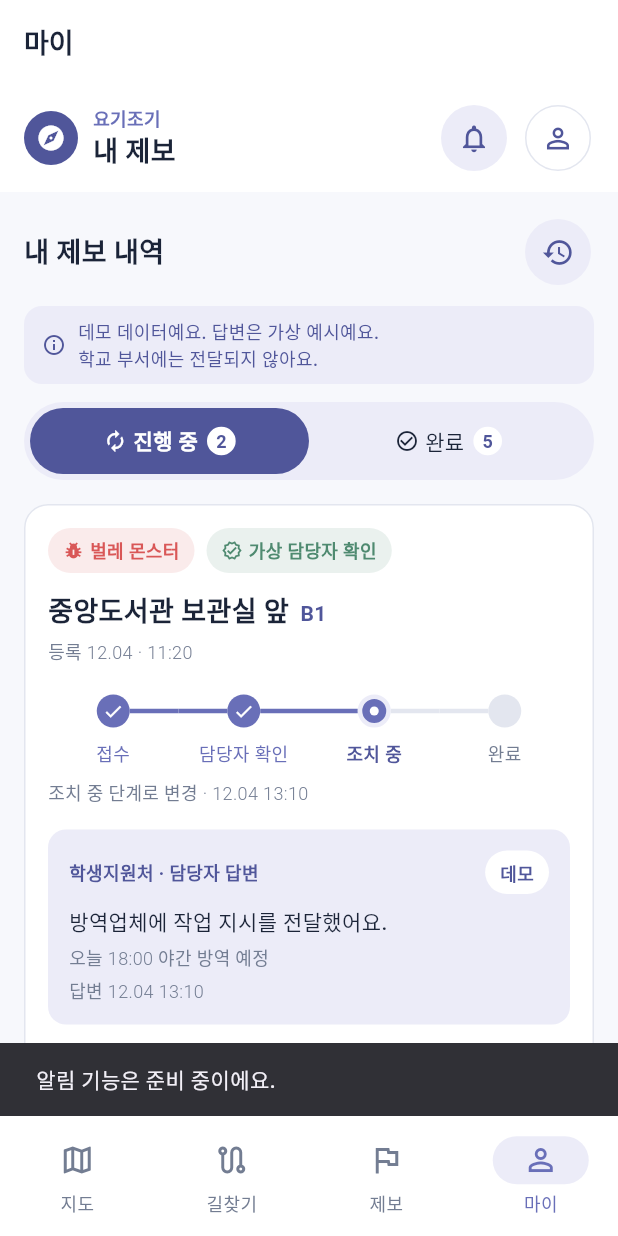
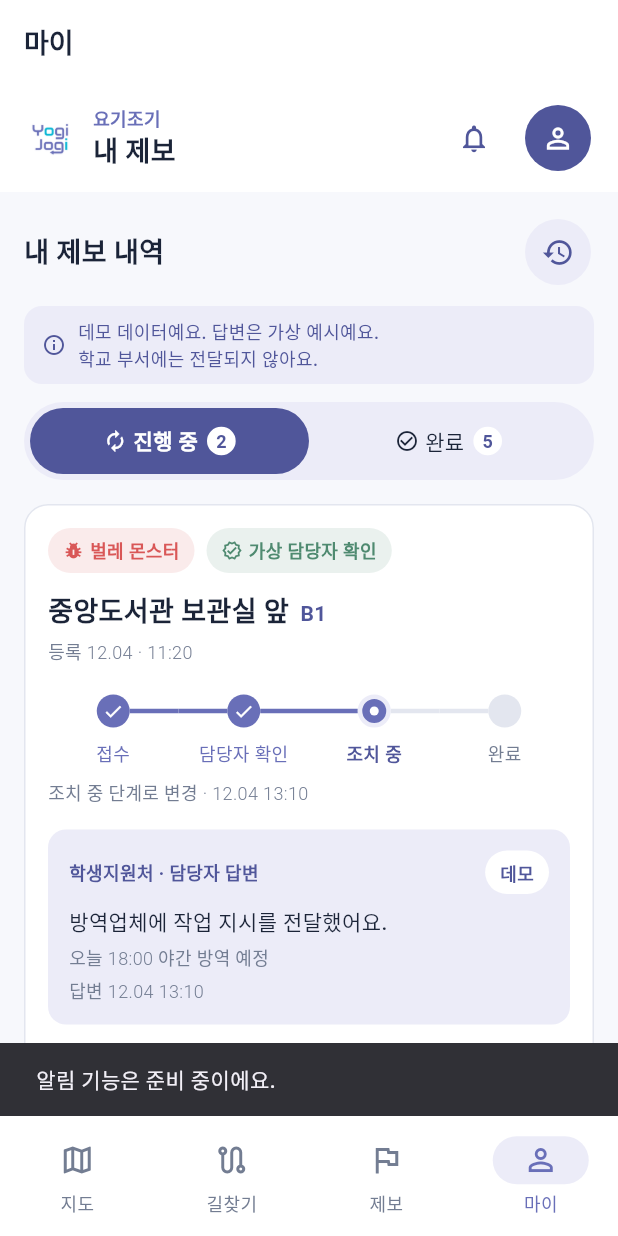
Before and after one commit to 0139702/yogijogi, a Flutter app: the screen it shows after launch, item 4 of the bottom bar chosen, after a tap on the "notifications none" icon, on a phone screen of 412 x 824 dp. Run offline on Flutter 3.47's test engine with Material 3 defaults, Android fonts, the phone set to English and light mode, and no system bars; our stand-ins replace image_picker, material_ui, shared_preferences, webview_flutter; accounts and stored records are empty; Roboto replaces fonts that are missing (Pretendard).

Commit message:
[refactor] 상단 아이콘과 앱 로고 정리

```diff
--- /dev/null
+++ b/yogijogi/lib/core/header_icon_button.dart
@@ -0,0 +1,32 @@
+import 'package:material_ui/material_ui.dart';
+
+import 'app_colors.dart';
+
+class HeaderIconButton extends StatelessWidget {
+  const HeaderIconButton.notifications({super.key, required this.onPressed})
+    : _profile = false;
+
+  const HeaderIconButton.profile({super.key, required this.onPressed})
+    : _profile = true;
+
+  final VoidCallback onPressed;
+  final bool _profile;
+
+  @override
+  Widget build(BuildContext context) {
+    return IconButton(
+      tooltip: _profile ? '프로필' : '알림',
+      onPressed: onPressed,
+      style: IconButton.styleFrom(
+        foregroundColor: _profile ? AppColors.surface : AppColors.brandStrong,
+        backgroundColor: _profile ? AppColors.brandStrong : Colors.transparent,
+        fixedSize: const Size.square(44),
+        shape: const CircleBorder(),
+      ),
+      icon: Icon(
+        _profile ? Icons.person_outline : Icons.notifications_none,
+        size: 22,
+      ),
+    );
+  }
+}
--- a/yogijogi/lib/features/map/map_screen.dart
+++ b/yogijogi/lib/features/map/map_screen.dart
@@ -4,6 +4,7 @@ import 'package:material_ui/material_ui.dart';
 import 'package:shared_preferences/shared_preferences.dart';
 
 import '../../core/app_colors.dart';
+import '../../core/header_icon_button.dart';
 import 'campus_3d_screen.dart';
 import 'place_search.dart';
 import 'prime_floor.dart';
@@ -574,11 +575,15 @@ class _CampusHeader extends StatelessWidget {
         child: Row(
           spacing: 8,
           children: [
-            const CircleAvatar(
+            CircleAvatar(
               radius: 18,
-              backgroundColor: AppColors.brandStrong,
-              foregroundColor: AppColors.surface,
-              child: Icon(Icons.explore_outlined, size: 21),
+              backgroundColor: AppColors.surface,
+              child: Image.asset(
+                'assets/images/logo.png',
+                width: 28,
+                height: 28,
+                semanticLabel: '요기조기 로고',
+              ),
             ),
             Expanded(
               child: Column(
@@ -601,15 +606,7 @@ class _CampusHeader extends StatelessWidget {
                 ],
               ),
             ),
-            IconButton(
-              tooltip: '알림',
-              style: IconButton.styleFrom(
-                backgroundColor: AppColors.surface,
-                foregroundColor: AppColors.brandStrong,
-              ),
-              icon: const Icon(Icons.notifications_none),
-              onPressed: onNotifications,
-            ),
+            HeaderIconButton.notifications(onPressed: onNotifications),
           ],
         ),
       ),
--- a/yogijogi/lib/features/mypage/my_page_screen.dart
+++ b/yogijogi/lib/features/mypage/my_page_screen.dart
@@ -2,6 +2,7 @@ import 'package:material_ui/material_ui.dart';
 
 import '../../core/app_colors.dart';
 import '../../core/app_config.dart';
+import '../../core/header_icon_button.dart';
 import '../reports/report_category.dart';
 import 'my_report.dart';
 import 'my_reports_api.dart';
@@ -217,14 +218,15 @@ class _Header extends StatelessWidget {
       ),
       child: Row(
         children: [
-          Container(
-            width: 36,
-            height: 36,
-            decoration: const BoxDecoration(
-              color: AppColors.brandStrong,
-              shape: BoxShape.circle,
+          CircleAvatar(
+            radius: 18,
+            backgroundColor: AppColors.surface,
+            child: Image.asset(
+              'assets/images/logo.png',
+              width: 28,
+              height: 28,
+              semanticLabel: '요기조기 로고',
             ),
-            child: const Icon(Icons.explore, color: Colors.white, size: 20),
           ),
           const SizedBox(width: AppSpacing.elementGapHorizontal),
           Expanded(
@@ -242,19 +244,9 @@ class _Header extends StatelessWidget {
               ],
             ),
           ),
-          _CircleIconButton(
-            icon: Icons.notifications_none,
-            tooltip: '알림',
-            onPressed: onNotifications,
-          ),
+          HeaderIconButton.notifications(onPressed: onNotifications),
           const SizedBox(width: 8),
-          _CircleIconButton(
-            icon: Icons.person_outline,
-            tooltip: '프로필',
-            onPressed: onProfile,
-            background: AppColors.surface,
-            bordered: true,
-          ),
+          HeaderIconButton.profile(onPressed: onProfile),
         ],
       ),
     );
@@ -266,15 +258,11 @@ class _CircleIconButton extends StatelessWidget {
     required this.icon,
     required this.tooltip,
     required this.onPressed,
-    this.background = AppColors.brandSoft,
-    this.bordered = false,
   });
 
   final IconData icon;
   final String tooltip;
   final VoidCallback onPressed;
-  final Color background;
-  final bool bordered;
 
   @override
   Widget build(BuildContext context) {
@@ -284,9 +272,8 @@ class _CircleIconButton extends StatelessWidget {
       icon: Icon(icon, size: 22),
       color: AppColors.brandStrong,
       style: IconButton.styleFrom(
-        backgroundColor: background,
+        backgroundColor: AppColors.brandSoft,
         minimumSize: const Size(44, 44),
-        side: bordered ? const BorderSide(color: AppColors.border) : null,
       ),
     );
   }
--- a/yogijogi/lib/features/reports/reports_screen.dart
+++ b/yogijogi/lib/features/reports/reports_screen.dart
@@ -1,6 +1,7 @@
 import 'package:material_ui/material_ui.dart';
 
 import '../../core/app_colors.dart';
+import '../../core/header_icon_button.dart';
 import '../auth/auth_service.dart';
 import 'report.dart';
 import 'report_api.dart';
@@ -279,25 +280,11 @@ class _FeedHeader extends StatelessWidget {
                   ],
                 ),
               ),
-              IconButton(
-                tooltip: '알림',
+              HeaderIconButton.notifications(
                 onPressed: () => onComingSoon('알림은 준비 중이에요.'),
-                icon: const Icon(
-                  Icons.notifications_none,
-                  color: AppColors.textPrimary,
-                ),
               ),
-              const SizedBox(width: 4),
-              IconButton.filled(
-                tooltip: '마이',
-                onPressed: onProfile,
-                style: IconButton.styleFrom(
-                  backgroundColor: AppColors.brandStrong,
-                  foregroundColor: Colors.white,
-                  fixedSize: const Size(48, 48),
-                ),
-                icon: const Icon(Icons.person_outline),
-              ),
+              const SizedBox(width: 8),
+              HeaderIconButton.profile(onPressed: onProfile),
             ],
           ),
         ),
```
Also changed, not shown: 20 other files.
